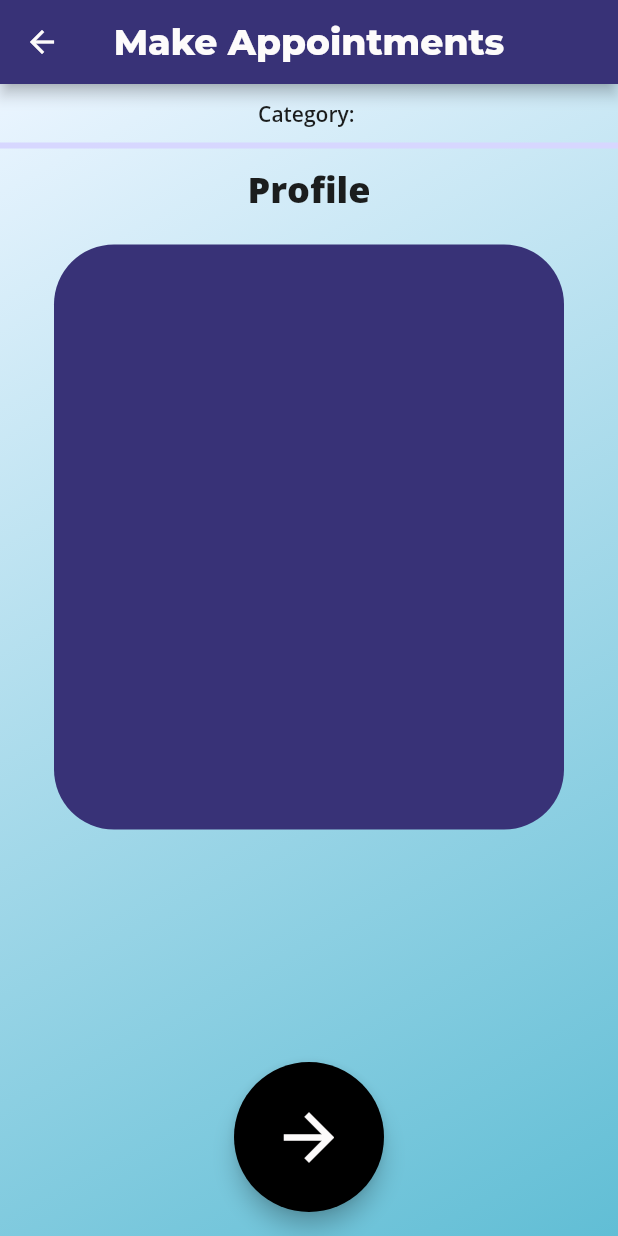
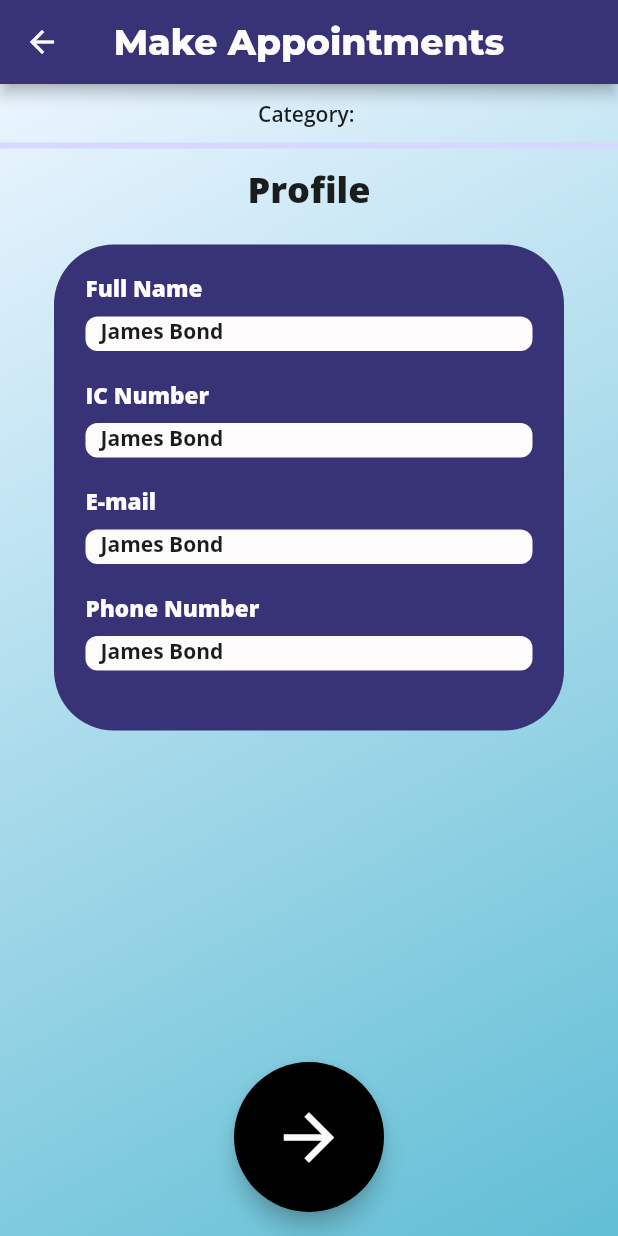
Before and after one commit to Azizie13/TemuGov, a Flutter app: the AppointPage screen opened directly with empty values, on a phone screen of 412 x 824 dp. Run offline on Flutter 3.47's test engine with Material 2 defaults, Android fonts, the phone set to English and light mode, and no system bars; our stand-ins replace animated_splash_screen, flutter_signin_button, google_fonts, page_transition.

Commit message:
Added first step when making appointment

```diff
--- a/lib/src/main_pages/utils/appointment_page.dart
+++ b/lib/src/main_pages/utils/appointment_page.dart
@@ -63,7 +63,19 @@ class _AppointPageState extends State<AppointPage> {
                 decoration: BoxDecoration(
                     color: kPurple, borderRadius: BorderRadius.circular(40.0)),
                 width: 340,
-                height: 390,
+                constraints: const BoxConstraints(maxHeight: double.infinity),
+                child: Column(
+                    mainAxisAlignment: MainAxisAlignment.start,
+                    crossAxisAlignment: CrossAxisAlignment.start,
+                    children: [
+                      ..._buildInfo("Full Name", "James Bond"),
+                      ..._buildInfo("IC Number", "James Bond"),
+                      ..._buildInfo("E-mail", "James Bond"),
+                      ..._buildInfo("Phone Number", "James Bond"),
+                      const SizedBox(
+                        height: 40,
+                      ),
+                    ]),
               ),
             ],
           ))),
@@ -90,4 +102,30 @@ class _AppointPageState extends State<AppointPage> {
       ),
     );
   }
+
+  List<Widget> _buildInfo(String label, String info) {
+    return [
+      Padding(
+        padding: const EdgeInsets.only(left: 21.0, top: 19.0, bottom: 9),
+        child: Text(
+          label,
+          style: kOpenSansExtraBold.copyWith(fontSize: 15, color: kWhite),
+        ),
+      ),
+      Container(
+        margin: const EdgeInsets.only(left: 21.0, right: 21.0),
+        width: double.infinity,
+        height: 23,
+        decoration: BoxDecoration(
+            borderRadius: BorderRadius.circular(8.0), color: kWhite),
+        child: Padding(
+          padding: const EdgeInsets.symmetric(horizontal: 10.0),
+          child: Text(
+            info,
+            style: kOpenSansBold,
+          ),
+        ),
+      ),
+    ];
+  }
 }
```
